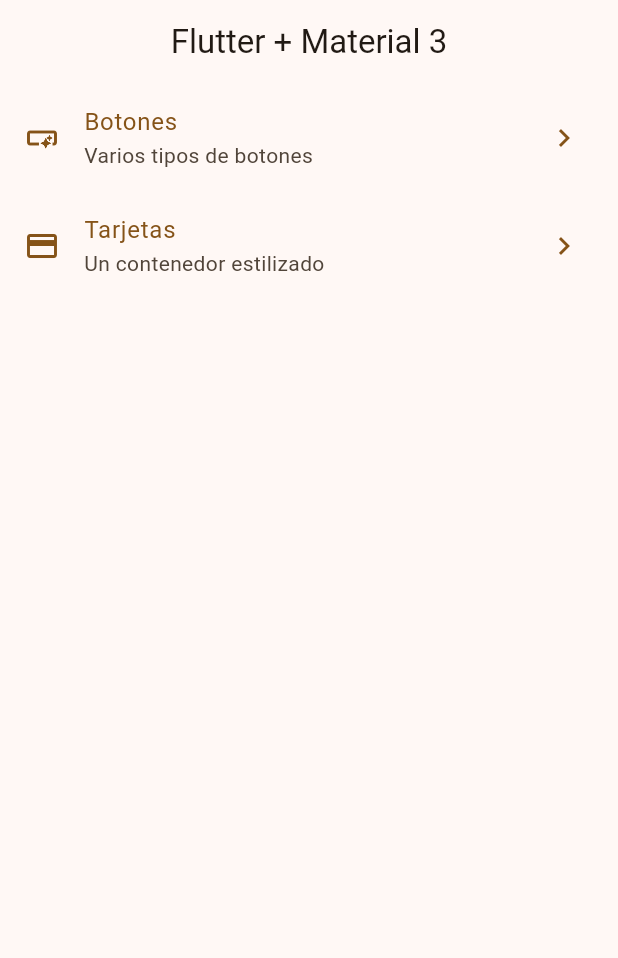
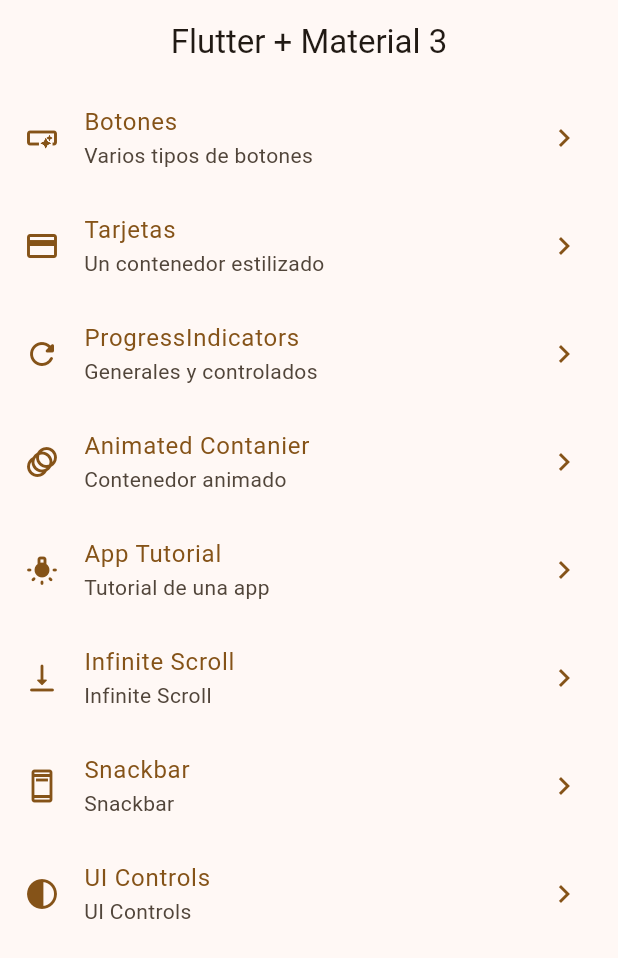
Before and after one commit to devnud/widgets_app, a Flutter app: the screen it shows after launch, on a phone screen of 412 x 824 dp. Shown: the top 958 px of the screen. Run offline on Flutter 3.47's test engine with Material 3 defaults, Android fonts, the phone set to English and light mode, and no system bars; our stand-ins replace go_router.

Commit message:
porgress indicators ready

```diff
--- a/lib/config/menu/menu_items.dart
+++ b/lib/config/menu/menu_items.dart
@@ -27,4 +27,40 @@ const appMenuItems = <MenuItems>[
     link: '/cards',
     icon: Icons.credit_card,
   ),
+  MenuItems(
+    title: 'ProgressIndicators',
+    subTitle: 'Generales y controlados',
+    link: '/progress',
+    icon: Icons.refresh_rounded,
+  ),
+  MenuItems(
+    title: 'Animated Contanier',
+    subTitle: 'Contenedor animado',
+    link: '/animated',
+    icon: Icons.animation_rounded,
+  ),
+  MenuItems(
+    title: 'App Tutorial',
+    subTitle: 'Tutorial de una app',
+    link: '/tutorial',
+    icon: Icons.tungsten_rounded,
+  ),
+  MenuItems(
+    title: 'Infinite Scroll',
+    subTitle: 'Infinite Scroll',
+    link: '/infinite',
+    icon: Icons.vertical_align_bottom_rounded,
+  ),
+  MenuItems(
+    title: 'Snackbar',
+    subTitle: 'Snackbar',
+    link: '/snackbar',
+    icon: Icons.ad_units_outlined,
+  ),
+  MenuItems(
+    title: 'UI Controls',
+    subTitle: 'UI Controls',
+    link: '/ui_controls',
+    icon: Icons.contrast_sharp,
+  ),
 ];
--- a/lib/config/router/app_router.dart
+++ b/lib/config/router/app_router.dart
@@ -1,8 +1,6 @@
 import 'package:flutter/material.dart';
 import 'package:go_router/go_router.dart';
-import 'package:widgets_app/presentation/screens/buttons/buttons_screen.dart';
-import 'package:widgets_app/presentation/screens/cards/cards_screen.dart';
-import 'package:widgets_app/presentation/screens/home/home_screen.dart';
+import 'package:widgets_app/presentation/screens/screens.dart';
 
 final GoRouter appRouter = GoRouter(
   initialLocation: '/',
@@ -27,6 +25,47 @@ final GoRouter appRouter = GoRouter(
       builder: (BuildContext context, GoRouterState state) {
         return const CardsScreen();
       },
+    ),GoRoute(
+      path: '/progress',
+      name: ProgressScreen.name,
+      builder: (BuildContext context, GoRouterState state) {
+        return const ProgressScreen();
+      },
+    ),
+    GoRoute(
+      path: '/animated',
+      name: AnimatedScreen.name,
+      builder: (BuildContext context, GoRouterState state) {
+        return const AnimatedScreen();
+      },
+    ),
+    GoRoute(
+      path: '/tutorial',
+      name: AppTutorialScreen.name,
+      builder: (BuildContext context, GoRouterState state) {
+        return const AppTutorialScreen();
+      },
+    ),
+    GoRoute(
+      path: '/infinite',
+      name: InfiniteScrollScreen.name,
+      builder: (BuildContext context, GoRouterState state) {
+        return const InfiniteScrollScreen();
+      },
+    ),
+    GoRoute(
+      path: '/snackbar',
+      name: SnackbarScreen.name,
+      builder: (BuildContext context, GoRouterState state) {
+        return const SnackbarScreen();
+      },
+    ),
+    GoRoute(
+      path: '/ui_controls',
+      name: UiControlsScreen.name,
+      builder: (BuildContext context, GoRouterState state) {
+        return const UiControlsScreen();
+      },
     ),
   ],
 );
--- a/lib/presentation/screens/animated/animated_screen.dart
+++ b/lib/presentation/screens/animated/animated_screen.dart
@@ -8,6 +8,10 @@ class AnimatedScreen extends StatelessWidget {
 
   @override
   Widget build(BuildContext context) {
-    return const Placeholder();
+    return Scaffold(
+      appBar: AppBar(
+        title: const Text('Animated Screen'),
+      ),
+    );
   }
 }
--- a/lib/presentation/screens/app_tutorial/app_tutorial_screen.dart
+++ b/lib/presentation/screens/app_tutorial/app_tutorial_screen.dart
@@ -7,6 +7,10 @@ class AppTutorialScreen extends StatelessWidget {
 
   @override
   Widget build(BuildContext context) {
-    return const Placeholder();
+    return Scaffold(
+      appBar: AppBar(
+        title: const Text('App Tutorial Screen'),
+      ),
+    );
   }
 }
--- a/lib/presentation/screens/cards/cards_screen.dart
+++ b/lib/presentation/screens/cards/cards_screen.dart
@@ -194,7 +194,7 @@ class _CardType4 extends StatelessWidget {
 
   @override
   Widget build(BuildContext context) {
-    final colors = Theme.of(context).colorScheme;
+    // final colors = Theme.of(context).colorScheme;
     return Card(
       clipBehavior: Clip.hardEdge,
       elevation: elevation,
--- a/lib/presentation/screens/home/home_screen.dart
+++ b/lib/presentation/screens/home/home_screen.dart
@@ -1,7 +1,6 @@
 import 'package:flutter/material.dart';
 import 'package:go_router/go_router.dart';
 import 'package:widgets_app/config/menu/menu_items.dart';
-import 'package:widgets_app/presentation/screens/screens.dart';
 
 class HomeScreen extends StatelessWidget {
   static const String name = 'home_screen';
--- a/lib/presentation/screens/infinite_scroll/infinite_scroll_screen.dart
+++ b/lib/presentation/screens/infinite_scroll/infinite_scroll_screen.dart
@@ -7,6 +7,10 @@ class InfiniteScrollScreen extends StatelessWidget {
 
   @override
   Widget build(BuildContext context) {
-    return const Placeholder();
+    return Scaffold(
+      appBar: AppBar(
+        title: const Text('Infinite Scroll Screen'),
+      ),
+    );
   }
 }
--- a/lib/presentation/screens/snackbar/snackbar_screen.dart
+++ b/lib/presentation/screens/snackbar/snackbar_screen.dart
@@ -7,6 +7,10 @@ class SnackbarScreen extends StatelessWidget {
 
   @override
   Widget build(BuildContext context) {
-    return const Placeholder();
+    return Scaffold(
+      appBar: AppBar(
+        title: const Text('Snackbar Screen'),
+      ),
+    );
   }
 }
--- a/lib/presentation/screens/ui_controls/ui_controls_screen.dart
+++ b/lib/presentation/screens/ui_controls/ui_controls_screen.dart
@@ -7,6 +7,10 @@ class UiControlsScreen extends StatelessWidget {
 
   @override
   Widget build(BuildContext context) {
-    return const Placeholder();
+    return Scaffold(
+      appBar: AppBar(
+        title: const Text('UI Controls Screen'),
+      ),
+    );
   }
 }
```
Also changed, not shown: lib/presentation/screens/progress/progress_screen.dart (+69 -2 lines).
